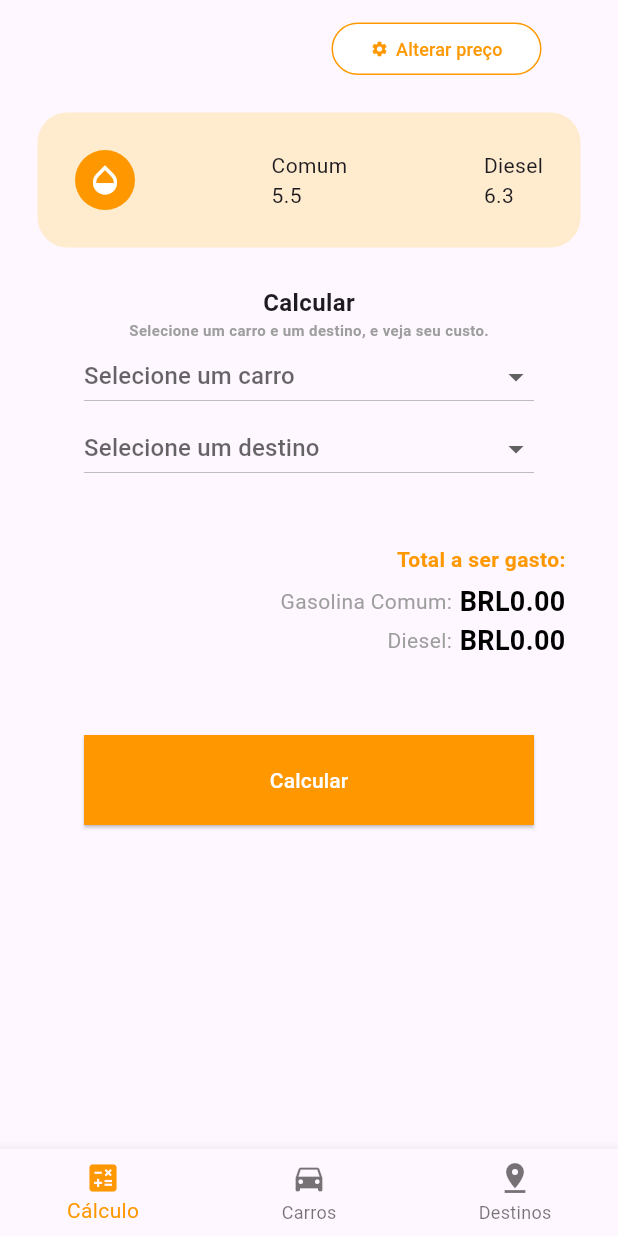
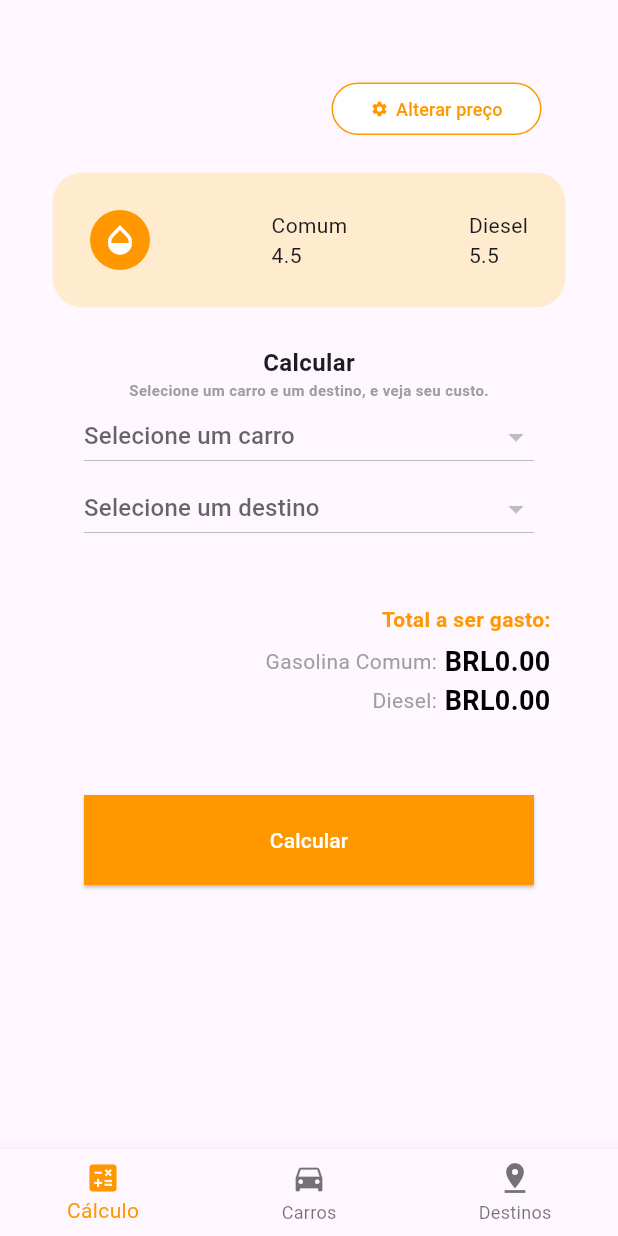
Before and after one commit to jeancariolato/atividade3, a Flutter app: the screen it shows after launch, after a tap on "Calcular", on a phone screen of 412 x 824 dp. Run offline on Flutter 3.47's test engine with Material 3 defaults, Android fonts, the phone set to English and light mode, and no system bars; our stand-ins replace sqflite; accounts and stored records are empty.

```diff
--- a/atividade3/lib/CalcScreen.dart
+++ b/atividade3/lib/CalcScreen.dart
@@ -1,15 +1,12 @@
 import 'package:atividade3/Car.dart';
 import 'package:atividade3/Destiny.dart';
+import 'package:atividade3/Gasolina.dart';
 import 'package:flutter/material.dart';
+import 'package:atividade3/DatabaseHelper.dart';
 
 class CalcScreen extends StatefulWidget {
-  final List<Car> carros;
-  final List<Destiny> destinos;
-
   const CalcScreen({
     super.key,
-    required this.carros,
-    required this.destinos,
   });
 
   @override
@@ -17,25 +14,71 @@ class CalcScreen extends StatefulWidget {
 }
 
 class _CalcScreenState extends State<CalcScreen> {
+  List<Car> carros = [];
+  List<Destiny> destinos = [];
+  List<Gasolina> gasolinas = [];
   String? _carroSelecionado;
   String? _destinoSelecionado;
   double _custoComum = 0;
   double _custoDiesel = 0;
 
-  // Variaveis da gasolina
-  double precoGasolinaComum = 5.50;
-  double precoDiesel = 6.30;
-
   // Controladores de Texto
   final TextEditingController _comumController = TextEditingController();
   final TextEditingController _dieselController = TextEditingController();
 
+  //Carrergando metodos do databasehelper
+  Future<List<Car>> _getCars() async {
+    final db = DatabaseHelper.instance;
+    return await db.getCars();
+  }
+
+  Future<List<Destiny>> _getDestinies() async {
+    final db = DatabaseHelper.instance;
+    return await db.getDestinies();
+  }
+
   @override
   void initState() {
     super.initState();
+    //inicializar as gasolinas
+    gasolinas.add(Gasolina(tipo: "Gasolina Comum", valor: 4.5));
+    gasolinas.add(Gasolina(tipo: "Diesel", valor: 5.5));
     // Inicializa os controladores de texto com os valores padrões
-    _comumController.text = precoGasolinaComum.toString();
-    _dieselController.text = precoDiesel.toString();
+    _comumController.text = gasolinas[0].valor.toString();
+    _dieselController.text = gasolinas[1].valor.toString();
+
+//inicializar os carros atualizados.
+    _getCars().then((value) {
+      setState(() {
+        carros = value;
+      });
+    });
+
+    _getDestinies().then((value) {
+      setState(() {
+        destinos = value;
+      });
+    });
+
+    _loadData();
+  }
+
+  Future<void> _loadData() async {
+    final db = DatabaseHelper.instance;
+    carros = await db.getCars();
+    destinos = await db.getDestinies();
+    List<Gasolina> gasolinasAtualizadas = await db.getGasolinas(); // Adicione este método para obter os preços atualizados
+    setState(() {
+      // Atualiza os preços das gasolinas
+      if (gasolinasAtualizadas.isNotEmpty) {
+        gasolinas[0].valor = gasolinasAtualizadas[0].valor;
+        gasolinas[1].valor = gasolinasAtualizadas[1].valor;
+        _comumController.text = gasolinas[0].valor.toString();
+        _dieselController.text = gasolinas[1].valor.toString();
+      }
+    });
+
+    setState(() {});
   }
 
   // Método para exibir modal (alterar preço gasolina)
@@ -117,9 +160,10 @@ class _CalcScreenState extends State<CalcScreen> {
                           ),
                           onPressed: () {
                             setState(() {
-                              precoGasolinaComum =
+                              gasolinas[0].valor =
                                   double.parse(_comumController.text);
-                              precoDiesel = double.parse(_dieselController.text);
+                              gasolinas[1].valor =
+                                  double.parse(_dieselController.text);
                             });
                             Navigator.pop(context); // Fechar modal
                           },
@@ -137,18 +181,19 @@ class _CalcScreenState extends State<CalcScreen> {
   }
 
 //METODO PARA CALCULAR CUSTOS DA VIAGEM
-  void calcularCusto(){
-    if(_carroSelecionado !=null && _destinoSelecionado != null){
-      Car carro = widget.carros.firstWhere((car) => car.nome == _carroSelecionado);
-      Destiny destino = widget.destinos.firstWhere((dest) => dest.nomeCidade == _destinoSelecionado);
+  void calcularCusto() {
+    if (_carroSelecionado != null && _destinoSelecionado != null) {
+      Car carro = carros.firstWhere((car) => car.nome == _carroSelecionado);
+      Destiny destino =
+          destinos.firstWhere((dest) => dest.nomeCidade == _destinoSelecionado);
 
       //Calcular quantidade de Litros necessarios
       double litrosNecessarios = destino.KM / carro.KM_perL;
 
       //Calcula o custo para os combustiveis
       setState(() {
-        _custoComum = litrosNecessarios * precoGasolinaComum;
-        _custoDiesel = litrosNecessarios * precoDiesel;
+        _custoComum = litrosNecessarios * gasolinas[0].valor;
+        _custoDiesel = litrosNecessarios * gasolinas[1].valor;
       });
     }
   }
@@ -156,8 +201,12 @@ class _CalcScreenState extends State<CalcScreen> {
   @override
   Widget build(BuildContext context) {
     return Scaffold(
-    body: Column(
+        body: Padding(
+      padding: const EdgeInsets.all(10.0),
+      child: Column(
         children: [
+          SizedBox(height: 30),
+
           // Botão de alterar preço
           Container(
             margin: const EdgeInsets.only(top: 15, left: 170),
@@ -169,7 +218,7 @@ class _CalcScreenState extends State<CalcScreen> {
                 side: const BorderSide(color: Colors.orange, width: 1.0),
                 backgroundColor: const Color.fromARGB(255, 255, 255, 255),
               ),
-            onPressed: (){
+              onPressed: () {
                 openModal(context);
               },
               child: const Row(
@@ -211,17 +260,17 @@ class _CalcScreenState extends State<CalcScreen> {
                   Column(
                     crossAxisAlignment: CrossAxisAlignment.start,
                     children: [
-                    const Text("Comum"),
+                      Text("Comum"),
                       // Preço atualizado da gasolina comum
-                    Text(precoGasolinaComum.toString()),
+                      Text(gasolinas[0].valor.toString()),
                     ],
                   ),
                   Column(
                     crossAxisAlignment: CrossAxisAlignment.start,
                     children: [
-                    const Text("Diesel"),
+                      Text("Diesel"),
                       // Preço atualizado do diesel
-                    Text(precoDiesel.toString()),
+                      Text(gasolinas[1].valor.toString()),
                     ],
                   )
                 ],
@@ -248,9 +297,9 @@ class _CalcScreenState extends State<CalcScreen> {
                 width: 300,
                 child: DropdownButton<String>(
                   isExpanded: true,
-                hint: Text("Selecione um carro"),
+                  hint: const Text("Selecione um carro"),
                   value: _carroSelecionado,
-                items: widget.carros.map((Car carro) {
+                  items: carros.map((Car carro) {
                     return DropdownMenuItem<String>(
                       value: carro.nome,
                       child: Text(carro.nome),
@@ -267,9 +316,9 @@ class _CalcScreenState extends State<CalcScreen> {
                 width: 300,
                 child: DropdownButton<String>(
                   isExpanded: true,
-                hint: Text("Selecione um destino"),
+                  hint: const Text("Selecione um destino"),
                   value: _destinoSelecionado,
-                items: widget.destinos.map((Destiny destino) {
+                  items: destinos.map((Destiny destino) {
                     return DropdownMenuItem<String>(
                       value: destino.nomeCidade,
                       child: Text(destino.nomeCidade),
@@ -284,13 +333,13 @@ class _CalcScreenState extends State<CalcScreen> {
               ),
             ],
           ),
-        SizedBox(height: 20),
+          const SizedBox(height: 20),
           // Exibir o custo total
           Padding(
-          padding: EdgeInsets.only(right: 35, top: 20),
+            padding: const EdgeInsets.only(right: 35, top: 20),
             child: Column(
               children: [
-              Row(
+                const Row(
                   mainAxisAlignment: MainAxisAlignment.end,
                   children: [
                     Text(
@@ -302,18 +351,18 @@ class _CalcScreenState extends State<CalcScreen> {
                     ),
                   ],
                 ),
-              SizedBox(height: 5),
+                const SizedBox(height: 5),
                 Row(
                   mainAxisAlignment: MainAxisAlignment.end,
                   children: [
-                  Text(
+                    const Text(
                       "Gasolina Comum:",
                       style: TextStyle(color: Colors.grey),
                     ),
-                  SizedBox(width: 5),
+                    const SizedBox(width: 5),
                     Text(
                       "BRL${_custoComum.toStringAsFixed(2)}",
-                    style: TextStyle(
+                      style: const TextStyle(
                         color: Colors.black,
                         fontWeight: FontWeight.bold,
                         fontSize: 18,
@@ -324,14 +373,14 @@ class _CalcScreenState extends State<CalcScreen> {
                 Row(
                   mainAxisAlignment: MainAxisAlignment.end,
                   children: [
-                  Text(
+                    const Text(
                       "Diesel:",
                       style: TextStyle(color: Colors.grey),
                     ),
-                  SizedBox(width: 5),
+                    const SizedBox(width: 5),
                     Text(
                       "BRL${_custoDiesel.toStringAsFixed(2)}",
-                    style: TextStyle(
+                      style: const TextStyle(
                         color: Colors.black,
                         fontWeight: FontWeight.bold,
                         fontSize: 18,
@@ -342,26 +391,26 @@ class _CalcScreenState extends State<CalcScreen> {
               ],
             ),
           ),
-        SizedBox(height: 50),
+          const SizedBox(height: 50),
           ElevatedButton(
               style: ElevatedButton.styleFrom(
-            minimumSize: Size(300, 60),
+                minimumSize: const Size(300, 60),
                 backgroundColor: Colors.orange,
-            shape: RoundedRectangleBorder(borderRadius: BorderRadius.circular(0),
+                shape: RoundedRectangleBorder(
+                  borderRadius: BorderRadius.circular(0),
                 ),
               ),
-          onPressed: (){
+              onPressed: () {
                 calcularCusto();
               },
-          child: Text(
+              child: const Text(
                 "Calcular",
                 style: TextStyle(
                   color: Colors.white,
                 ),
-            )
-          )
+              ))
         ],
-    )
-    );
+      ),
+    ));
   }
 }
--- a/atividade3/lib/Car.dart
+++ b/atividade3/lib/Car.dart
@@ -1,13 +1,23 @@
-class Car{
-  String nome="";
-  double KM_perL = 0;
+class Car {
+  final int? id;
+  final String nome;
+  final double KM_perL;
 
+  Car({this.id, required this.nome, required this.KM_perL});
 
-  //Construtor
-  Car(
-    {
-      required this.nome,
-      required this.KM_perL
+  Map<String, dynamic> toMap() {
+    return {
+      'id': id,
+      'nome': nome,
+      'KM_perL': KM_perL,
+    };
   }
-  );
+
+  static Car fromMap(Map<String, dynamic> map) {
+    return Car(
+      id: map['id'],
+      nome: map['nome'],
+      KM_perL: map['KM_perL'],
+    );
+  }
 }
--- /dev/null
+++ b/atividade3/lib/DatabaseHelper.dart
@@ -0,0 +1,132 @@
+import 'package:atividade3/Gasolina.dart';
+import 'package:sqflite/sqflite.dart';
+import 'package:path/path.dart';
+import 'Car.dart';
+import 'Destiny.dart';
+
+class DatabaseHelper {
+  static final DatabaseHelper instance = DatabaseHelper._init();
+  static Database? _database;
+
+  DatabaseHelper._init();
+
+  Future<Database> get database async {
+    if (_database != null) return _database!;
+    _database = await _initDB('calculadoraCarro.db');
+    return _database!;
+  }
+
+  Future<Database> _initDB(String filePath) async {
+    final dbPath = await getDatabasesPath();
+    final path = join(dbPath, filePath);
+
+    return await openDatabase(path, version: 1, onCreate: _createDB);
+  }
+
+  Future _createDB(Database db, int version) async {
+    //CRIANDO TABELAS
+    //*Carros
+    await db.execute('''
+    CREATE TABLE cars(
+      id INTEGER PRIMARY KEY AUTOINCREMENT,
+      nome TEXT,
+      KM_perL REAL
+    )
+    ''');
+
+//*Destinos
+    await db.execute('''
+    CREATE TABLE destinos(
+      id INTEGER PRIMARY KEY AUTOINCREMENT,
+      nomeCidade TEXT,
+      KM REAL
+    )
+    ''');
+//*Gasolina
+    await db.execute('''
+      CREATE TABLE gasolina (
+        id INTEGER PRIMARY KEY AUTOINCREMENT,
+        tipo TEXT NOT NULL,
+        valor REAL NOT NULL
+      )
+    ''');
+  }
+
+  Future<int> insertCar(Car car) async {
+    final db = await instance.database;
+    return await db.insert('cars', car.toMap());
+  }
+
+  Future<int> insertDestiny(Destiny destiny) async {
+    final db = await instance.database;
+    return await db.insert('destinos', destiny.toMap());
+  }
+
+  Future<List<Car>> getCars() async {
+    final db = await instance.database;
+    final maps = await db.query('cars');
+    return List.generate(maps.length, (i) => Car.fromMap(maps[i]));
+  }
+
+  Future<List<Destiny>> getDestinies() async {
+    final db = await instance.database;
+    final maps = await db.query('destinos');
+    return List.generate(maps.length, (i) => Destiny.fromMap(maps[i]));
+  }
+
+  // Método para remover um carro
+  Future<void> deleteCar(int id) async {
+    final db = await database;
+    await db.delete(
+      'cars',
+      where: 'id = ?',
+      whereArgs: [id],
+    );
+  }
+
+  // Método para remover um destino
+Future<void> deleteDestiny(int id) async {
+  final db = await database;
+  await db.delete(
+    'destinos',
+    where: 'id = ?',
+    whereArgs: [id],
+  );
+}
+
+//CRUD DA GASOLINA
+Future<int> insertGasolina(Gasolina gasolina) async {
+    final db = await database;
+    return await db.insert('gasolina', gasolina.toMap());
+  }
+
+  Future<List<Gasolina>> getGasolinas() async {
+    final db = await database;
+    final List<Map<String, dynamic>> maps = await db.query('gasolina');
+
+    return List.generate(maps.length, (i) {
+      return Gasolina.fromMap(maps[i]);
+    });
+  }
+
+  Future<int> updateGasolina(Gasolina gasolina) async {
+    final db = await database;
+    return await db.update(
+      'gasolina',
+      gasolina.toMap(),
+      where: 'id = ?',
+      whereArgs: [gasolina.id],
+    );
+  }
+
+  Future<int> deleteGasolina(int id) async {
+    final db = await database;
+    return await db.delete(
+      'gasolina',
+      where: 'id = ?',
+      whereArgs: [id],
+    );
+  }
+
+
+}
--- a/atividade3/lib/Destiny.dart
+++ b/atividade3/lib/Destiny.dart
@@ -1,13 +1,23 @@
-class Destiny{
-  String nomeCidade="";
-  double KM = 0;
+class Destiny {
+  final int? id;
+  final String nomeCidade;
+  final double KM;
 
+  Destiny({this.id, required this.nomeCidade, required this.KM});
 
-  //Construtor
-  Destiny(
-    {
-      required this.nomeCidade,
-      required this.KM
+  Map<String, dynamic> toMap() {
+    return {
+      'id': id,
+      'nomeCidade': nomeCidade,
+      'KM': KM,
+    };
   }
-  );
+
+  static Destiny fromMap(Map<String, dynamic> map) {
+    return Destiny(
+      id: map['id'],
+      nomeCidade: map['nomeCidade'],
+      KM: map['KM'],
+    );
+  }
 }
--- /dev/null
+++ b/atividade3/lib/Gasolina.dart
@@ -0,0 +1,23 @@
+class Gasolina {
+  final int? id;
+  final String tipo;
+  double valor;
+
+  Gasolina({this.id, required this.tipo, required this.valor});
+
+  Map<String, dynamic> toMap() {
+    return {
+      'id': id,
+      'tipo': tipo,
+      'valor': valor,
+    };
+  }
+
+  static Gasolina fromMap(Map<String, dynamic> map) {
+    return Gasolina(
+      id: map['id'],
+      tipo: map['tipo'],
+      valor: map['valor'],
+    );
+  }
+}
--- a/atividade3/lib/HomeScreen.dart
+++ b/atividade3/lib/HomeScreen.dart
@@ -31,52 +31,13 @@ class _HomeScreenState extends State<HomeScreen> {
     });
   }
 
-  // REMOVER CARRO
-  void _removerCarro(int index) {
-    setState(() {
-      _carros.removeAt(index);
-    });
-  }
-
-  // INSERIR CARRO
-  void _inserirCarro(Car novoCarro) {
-    setState(() {
-      _carros.add(novoCarro);
-    });
-  }
-
-  // INSERIR DESTINO
-  void _inserirDestino(Destiny novoDestino) {
-    setState(() {
-      _destinos.add(novoDestino);
-    });
-  }
-
-  // REMOVER DESTINO
-  void _removerDestino(int index) {
-    setState(() {
-      _destinos.removeAt(index);
-    });
-  }
 
   @override
   Widget build(BuildContext context) {
     final List<Widget> widgetOptions = <Widget>[
-      CalcScreen(
-        carros: _carros,
-        destinos: _destinos,
-
-      ),
-      listCars(
-        carros: _carros,
-        onRemove: _removerCarro,
-        onInsert: _inserirCarro,
-      ),
-      listDestiny(
-        destinos: _destinos,
-        onInsert: _inserirDestino,
-        onRemove: _removerDestino,
-      ),
+      const CalcScreen(),
+      const listCars(),
+      const listDestiny(),
     ];
 
     return Scaffold(
--- a/atividade3/pubspec.yaml
+++ b/atividade3/pubspec.yaml
@@ -30,6 +30,8 @@ environment:
 dependencies:
   flutter:
     sdk: flutter
+  sqflite: ^2.4.0
+  path: ^1.9.0
 
 
   # The following adds the Cupertino Icons font to your application.
@@ -45,7 +47,7 @@ dev_dependencies:
   # activated in the `analysis_options.yaml` file located at the root of your
   # package. See that file for information about deactivating specific lint
   # rules and activating additional ones.
-  flutter_lints: ^4.0.0
+  flutter_lints: ^5.0.0
 
 # For information on the generic Dart part of this file, see the
 # following page: https://dart.dev/tools/pub/pubspec
```
Also changed, not shown: atividade3/lib/ListCars.dart (+43 -13 lines), atividade3/lib/ListDestiny.dart (+42 -17 lines), atividade3/pubspec.lock, 5 other files. Lines whose indentation alone changed are shown as unchanged.
